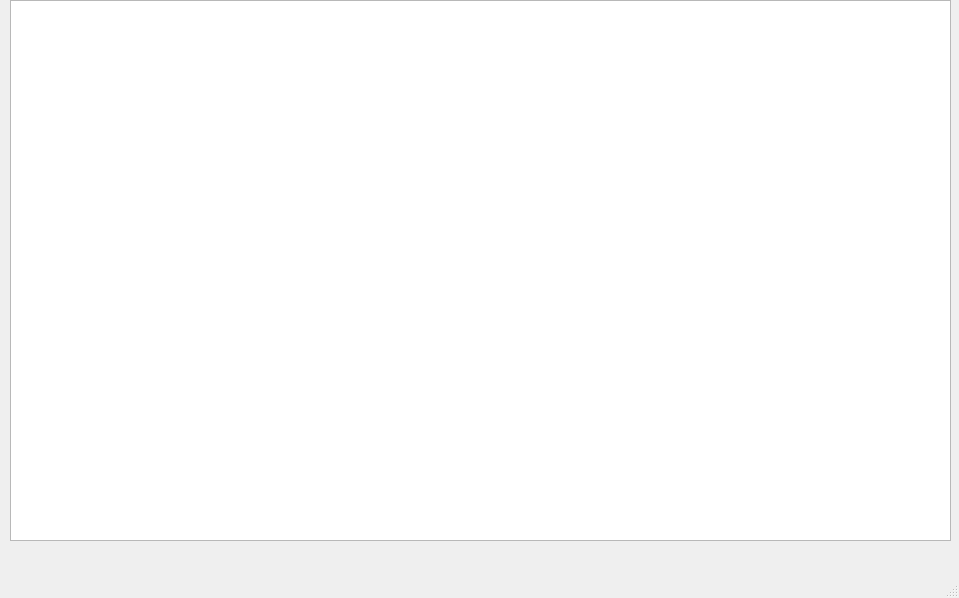
Old version of the form main.ui in the repository iweloveaot/urok13_coffee.
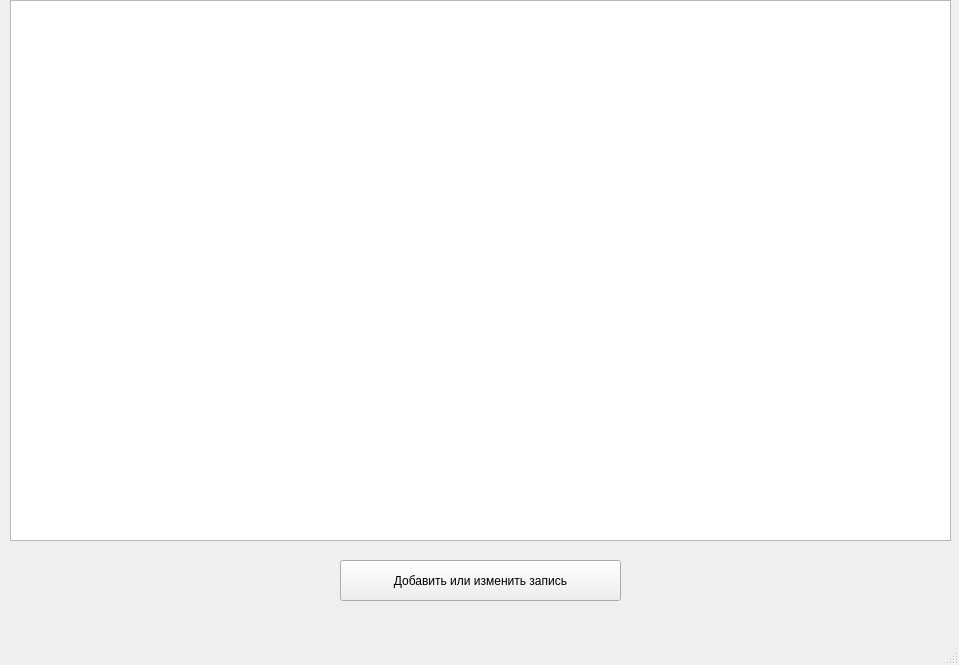
New version of the form.

```diff
--- a/main.ui
+++ b/main.ui
@@ -7,7 +7,7 @@
     <x>0</x>
     <y>0</y>
     <width>959</width>
-    <height>598</height>
+    <height>665</height>
    </rect>
   </property>
   <property name="windowTitle">
@@ -24,6 +24,19 @@
      </rect>
     </property>
    </widget>
+   <widget class="QPushButton" name="pushButton">
+    <property name="geometry">
+     <rect>
+      <x>340</x>
+      <y>560</y>
+      <width>281</width>
+      <height>41</height>
+     </rect>
+    </property>
+    <property name="text">
+     <string>Добавить или изменить запись</string>
+    </property>
+   </widget>
   </widget>
   <widget class="QMenuBar" name="menubar">
    <property name="geometry">
```
